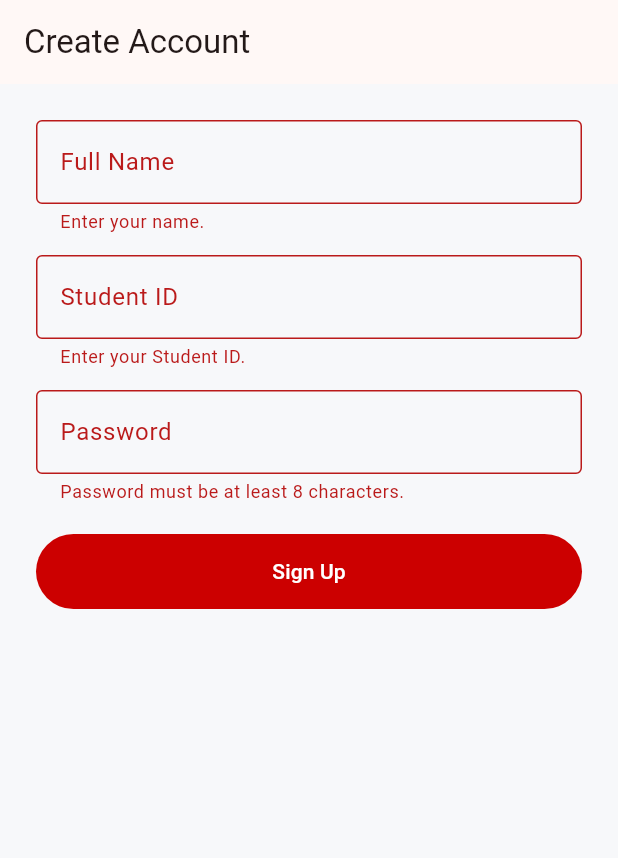
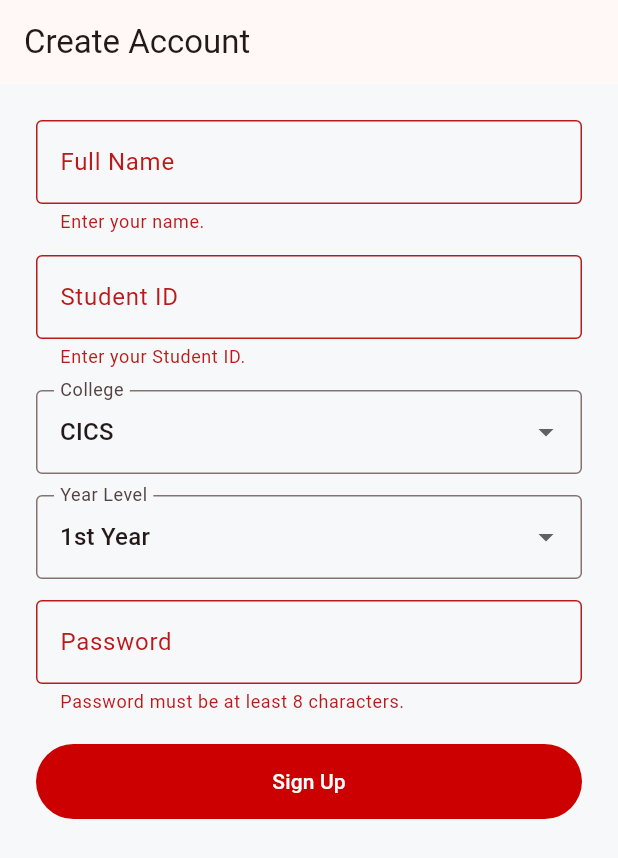
Before and after one commit to jesus-justin/Project-SPARTAN-G-, a Flutter app: the SignupScreen screen opened by its route, after a tap on "Sign Up", on a phone screen of 412 x 824 dp. Shown: the top 858 px of the screen. Run offline on Flutter 3.47's test engine with Material 3 defaults, Android fonts, the phone set to English and light mode, and no system bars; our stand-ins replace fl_chart, flutter_secure_storage, go_router, shared_preferences; accounts and stored records are empty.

Commit message:
fix: add college and year level fields to signup screen

```diff
--- a/mobile/lib/features/auth/screens/signup_screen.dart
+++ b/mobile/lib/features/auth/screens/signup_screen.dart
@@ -19,6 +19,26 @@ class _SignupScreenState extends State<SignupScreen> {
   final TextEditingController _nameController = TextEditingController();
   final TextEditingController _studentIdController = TextEditingController();
   final TextEditingController _passwordController = TextEditingController();
+  static const List<String> _collegeOptions = <String>[
+    'CICS',
+    'COE',
+    'CIT',
+    'CAS',
+    'COED',
+    'CBA',
+    'CAFA',
+    'CTHM',
+  ];
+  static const List<String> _yearLevelOptions = <String>[
+    '1st Year',
+    '2nd Year',
+    '3rd Year',
+    '4th Year',
+    '5th Year',
+  ];
+
+  String _selectedCollege = _collegeOptions.first;
+  String _selectedYearLevel = _yearLevelOptions.first;
 
   @override
   void dispose() {
@@ -39,7 +59,8 @@ class _SignupScreenState extends State<SignupScreen> {
       'password': _passwordController.text,
       'firstName': _nameController.text.trim(),
       'lastName': _nameController.text.trim(),
-      'yearLevel': '1',
+      'college': _selectedCollege,
+      'yearLevel': _selectedYearLevel,
     };
 
     try {
@@ -122,6 +143,66 @@ class _SignupScreenState extends State<SignupScreen> {
                   },
                 ),
                 const SizedBox(height: 14),
+                DropdownButtonFormField<String>(
+                  initialValue: _selectedCollege,
+                  decoration: const InputDecoration(
+                    labelText: 'College',
+                    border: OutlineInputBorder(),
+                  ),
+                  items: _collegeOptions
+                      .map(
+                        (String value) => DropdownMenuItem<String>(
+                          value: value,
+                          child: Text(value),
+                        ),
+                      )
+                      .toList(),
+                  onChanged: (String? value) {
+                    if (value == null) {
+                      return;
+                    }
+                    setState(() {
+                      _selectedCollege = value;
+                    });
+                  },
+                  validator: (String? value) {
+                    if (value == null || value.isEmpty) {
+                      return 'Please select your college.';
+                    }
+                    return null;
+                  },
+                ),
+                const SizedBox(height: 14),
+                DropdownButtonFormField<String>(
+                  initialValue: _selectedYearLevel,
+                  decoration: const InputDecoration(
+                    labelText: 'Year Level',
+                    border: OutlineInputBorder(),
+                  ),
+                  items: _yearLevelOptions
+                      .map(
+                        (String value) => DropdownMenuItem<String>(
+                          value: value,
+                          child: Text(value),
+                        ),
+                      )
+                      .toList(),
+                  onChanged: (String? value) {
+                    if (value == null) {
+                      return;
+                    }
+                    setState(() {
+                      _selectedYearLevel = value;
+                    });
+                  },
+                  validator: (String? value) {
+                    if (value == null || value.isEmpty) {
+                      return 'Please select your year level.';
+                    }
+                    return null;
+                  },
+                ),
+                const SizedBox(height: 14),
                 TextFormField(
                   controller: _passwordController,
                   obscureText: true,
```
